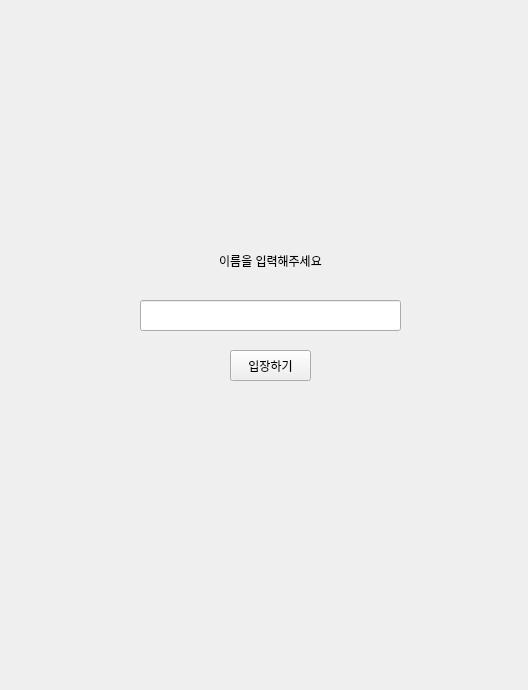
Old version of the form ui/chat.ui in the repository dustn011/networkProject.
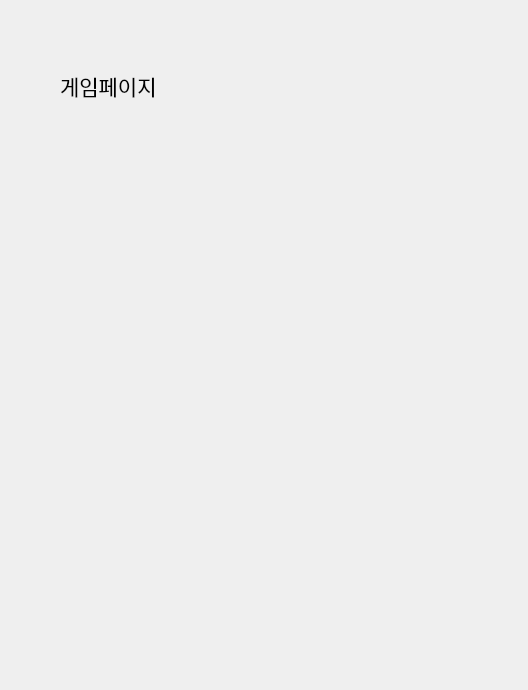
New version of the form.

Commit message: 01.30 ui 페이지 추가, 채팅 입력하면 DB에 저장되게 함

```diff
--- a/ui/chat.ui
+++ b/ui/chat.ui
@@ -23,7 +23,7 @@
     </rect>
    </property>
    <property name="currentIndex">
-    <number>0</number>
+    <number>2</number>
    </property>
    <widget class="QWidget" name="insertNamePage">
     <widget class="QPushButton" name="btn_joinChat">
@@ -127,6 +127,40 @@
      </property>
      <property name="text">
       <string>채팅방 나가기</string>
+     </property>
+    </widget>
+    <widget class="QPushButton" name="pushButton">
+     <property name="geometry">
+      <rect>
+       <x>200</x>
+       <y>560</y>
+       <width>161</width>
+       <height>81</height>
+      </rect>
+     </property>
+     <property name="text">
+      <string>게임하기</string>
+     </property>
+    </widget>
+   </widget>
+   <widget class="QWidget" name="page">
+    <widget class="QLabel" name="label_3">
+     <property name="geometry">
+      <rect>
+       <x>60</x>
+       <y>40</y>
+       <width>231</width>
+       <height>91</height>
+      </rect>
+     </property>
+     <property name="font">
+      <font>
+       <family>Arial</family>
+       <pointsize>16</pointsize>
+      </font>
+     </property>
+     <property name="text">
+      <string>게임페이지</string>
      </property>
     </widget>
    </widget>
```
The commit also changes 2 other files.
